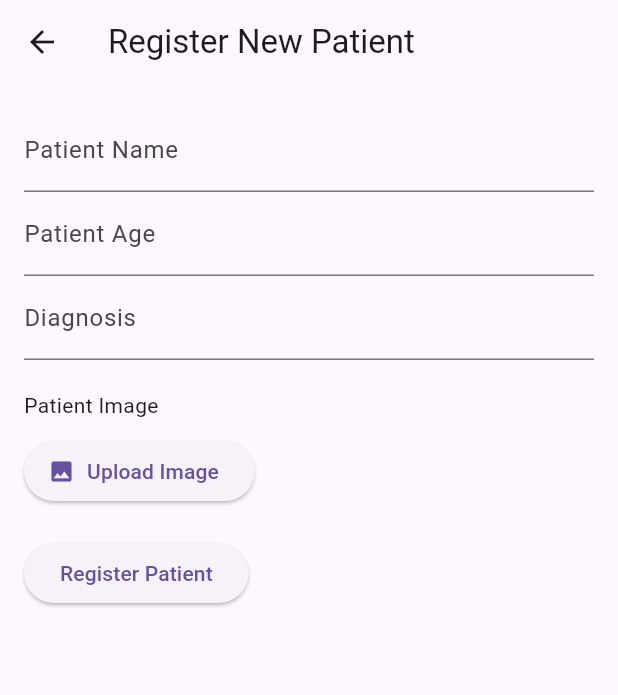
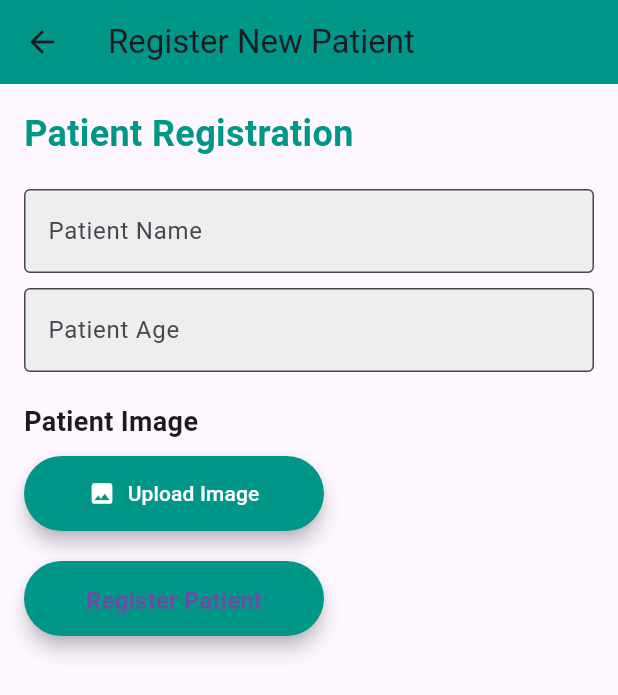
Before and after one commit to joseph-birara/mediSacn, a Flutter app: the PatientRegistrationView screen opened directly, on a phone screen of 412 x 824 dp. Shown: the top 695 px of the screen. Run offline on Flutter 3.47's test engine with Material 3 defaults, Android fonts, the phone set to English and light mode, and no system bars; our stand-ins replace image_picker, shared_preferences; accounts and stored records are empty.

Commit message:
mobile updated

```diff
--- a/mobile/mediscan/lib/main.dart
+++ b/mobile/mediscan/lib/main.dart
@@ -1,4 +1,5 @@
 import 'package:flutter/material.dart';
+import 'package:mediscan/views/patient_registration_view.dart';
 import 'package:provider/provider.dart';
 import 'state/app_state.dart';
 import 'state/auth_state.dart';
@@ -34,6 +35,7 @@ class MyApp extends StatelessWidget {
       routes: {
         '/': (context) => const LoginView(),
         '/patientList': (context) => const PatientListView(),
+        '/add-patient': (context) => const PatientRegistrationView()
       },
     );
   }
--- a/mobile/mediscan/lib/models/login_response.dart
+++ b/mobile/mediscan/lib/models/login_response.dart
@@ -1,24 +1,24 @@
-import 'package:mediscan/models/doctor.dart';
+// import 'package:mediscan/models/doctor.dart';
 
-class LoginResponse {
-  final String token;
-  final Doctor doctor;
+// class LoginResponse {
+//   final String token;
+//   final Doctor doctor;
 
-  LoginResponse({required this.token, required this.doctor});
+//   LoginResponse({required this.token, required this.doctor});
 
-  // Factory constructor to create a LoginResponse object from JSON
-  factory LoginResponse.fromJson(Map<String, dynamic> json) {
-    return LoginResponse(
-      token: json['token'],
-      doctor: Doctor.fromJson(json['doctor']),
-    );
-  }
+//   // Factory constructor to create a LoginResponse object from JSON
+//   factory LoginResponse.fromJson(Map<String, dynamic> json) {
+//     return LoginResponse(
+//       token: json['token'],
+//       doctor: Doctor.fromJson(json['doctor']),
+//     );
+//   }
 
-  // Convert LoginResponse object to JSON (for any outgoing requests, if needed)
-  Map<String, dynamic> toJson() {
-    return {
-      'token': token,
-      'doctor': doctor.toJson(),
-    };
-  }
-}
+//   // Convert LoginResponse object to JSON (for any outgoing requests, if needed)
+//   Map<String, dynamic> toJson() {
+//     return {
+//       'token': token,
+//       'doctor': doctor.toJson(),
+//     };
+//   }
+// }
--- a/mobile/mediscan/lib/views/login_view.dart
+++ b/mobile/mediscan/lib/views/login_view.dart
@@ -28,6 +28,7 @@ class _LoginViewState extends State<LoginView> {
         _isLoading = true;
       });
 
+      // Call the login method in AuthState
       final success = await Provider.of<AuthState>(context, listen: false)
           .login(_emailController.text, _passwordController.text);
 
@@ -36,10 +37,10 @@ class _LoginViewState extends State<LoginView> {
       });
 
       if (success) {
-        // Navigate to the patient list on successful login
+        // If login is successful, navigate to the patient list
         Navigator.pushReplacementNamed(context, '/patientList');
       } else {
-        // Show an error message if login failed
+        // If login failed, show an error message
         ScaffoldMessenger.of(context).showSnackBar(
           const SnackBar(
             content: Text('Login failed. Please check your credentials.'),
--- a/mobile/mediscan/lib/views/patient_registration_view.dart
+++ b/mobile/mediscan/lib/views/patient_registration_view.dart
@@ -8,7 +8,6 @@ import 'dart:convert';
 import 'package:uuid/uuid.dart';
 import '../state/patient_state.dart';
 import 'package:http_parser/http_parser.dart';
-import 'package:tflite/tflite.dart';
 
 class PatientRegistrationView extends StatefulWidget {
   const PatientRegistrationView({super.key});
@@ -22,74 +21,30 @@ class _PatientRegistrationViewState extends State<PatientRegistrationView> {
   final _formKey = GlobalKey<FormState>();
   final _nameController = TextEditingController();
   final _ageController = TextEditingController();
-  final _diagnosisController = TextEditingController();
   final uuid = const Uuid();
 
   File? _imageFile;
   String? _uploadedImageUrl;
+  bool _isLoading = false;
 
-  // Image picker instance
+  // Constants for Cloudinary configuration
+  static const String cloudinaryUrl =
+      'https://api.cloudinary.com/v1_1/dh7erhtam/image/upload';
+  static const String uploadPreset = 'ttt';
+
   final ImagePicker _picker = ImagePicker();
 
-  @override
-  void initState() {
-    super.initState();
-    _loadModel();
-  }
-
-  // Load the TFLite model
-  Future<void> _loadModel() async {
-    String? result = await Tflite.loadModel(
-      model: "assets/model.tflite",
-      labels: "assets/labels.txt", // If you have a labels file
-    );
-    print(result);
-  }
-
-  // Function to pick image
   Future<void> _pickImage() async {
     final pickedFile = await _picker.pickImage(source: ImageSource.gallery);
     if (pickedFile != null) {
       setState(() {
         _imageFile = File(pickedFile.path);
       });
-
-      // Run TFLite model on the selected image
-      _predictImage(_imageFile!);
-
-      // Upload the image to Cloudinary
-      _uploadImageToCloudinary(_imageFile!);
+      await _uploadImageToCloudinary(_imageFile!);
     }
   }
 
-  // Function to run prediction using the TFLite model
-  Future<void> _predictImage(File image) async {
-    var result = await Tflite.runModelOnImage(
-      path: image.path, // Path to the image file
-      imageMean: 0.0,
-      imageStd: 255.0,
-      numResults: 2, // Assuming two classes (TB or not TB)
-      threshold: 0.5,
-    );
-
-    if (result != null && result.isNotEmpty) {
-      setState(() {
-        // Assuming the result is a list of predictions with confidence values
-        _diagnosisController.text = result[0]
-            ['label']; // Store the predicted label in the diagnosis field
-      });
-    } else {
-      print('No prediction result.');
-    }
-  }
-
-  // Function to upload image to Cloudinary
   Future<void> _uploadImageToCloudinary(File imageFile) async {
-    String cloudinaryUrl =
-        'https://api.cloudinary.com/v1_1/<your-cloud-name>/image/upload'; // Replace with your Cloudinary cloud name
-    String uploadPreset =
-        '<your-upload-preset>'; // Replace with your upload preset
-
     final mimeType = imageFile.path.split('.').last;
 
     final request = http.MultipartRequest('POST', Uri.parse(cloudinaryUrl))
@@ -105,41 +60,41 @@ class _PatientRegistrationViewState extends State<PatientRegistrationView> {
         _uploadedImageUrl = data['secure_url'];
       });
       ScaffoldMessenger.of(context).showSnackBar(
-        const SnackBar(content: Text('Image uploaded successfully!')),
-      );
+          const SnackBar(content: Text('Image uploaded successfully!')));
+      _registerPatient(); // Save patient data
     } else {
       ScaffoldMessenger.of(context).showSnackBar(
-        const SnackBar(content: Text('Failed to upload image')),
-      );
+          const SnackBar(content: Text('Failed to upload image')));
     }
   }
 
   void _registerPatient() {
     if (_formKey.currentState!.validate()) {
+      // Randomly assign diagnosis
+      String diagnosis =
+          (DateTime.now().millisecondsSinceEpoch % 2 == 0) ? "TB" : "Not TB";
+
       final newPatient = Patient(
-        id: uuid.v4(), // Generate a unique ID for the patient
+        id: uuid.v4(),
         name: _nameController.text,
         age: int.parse(_ageController.text),
-        diagnosis: _diagnosisController.text, // Use the predicted diagnosis
-        imageUrl: _uploadedImageUrl ?? '', // Set uploaded image URL
+        diagnosis: diagnosis,
+        imageUrl: _uploadedImageUrl ?? '',
       );
 
-      // Add the new patient to the state
       Provider.of<PatientState>(context, listen: false).addPatient(newPatient);
-
-      // Show success message
       ScaffoldMessenger.of(context).showSnackBar(
-        const SnackBar(content: Text('Patient Registered Successfully!')),
-      );
+          const SnackBar(content: Text('Patient Registered Successfully!')));
 
       // Clear the form
       _nameController.clear();
       _ageController.clear();
-      _diagnosisController.clear();
       setState(() {
         _imageFile = null;
         _uploadedImageUrl = null;
       });
+
+      Navigator.pushNamed(context, '/patientList'); // Navigate to patient list
     }
   }
 
@@ -148,6 +103,7 @@ class _PatientRegistrationViewState extends State<PatientRegistrationView> {
     return Scaffold(
       appBar: AppBar(
         title: const Text('Register New Patient'),
+        backgroundColor: Colors.teal,
       ),
       body: Padding(
         padding: const EdgeInsets.all(16.0),
@@ -157,19 +113,35 @@ class _PatientRegistrationViewState extends State<PatientRegistrationView> {
             child: Column(
               crossAxisAlignment: CrossAxisAlignment.start,
               children: [
+                Text(
+                  'Patient Registration',
+                  style: TextStyle(
+                      fontSize: 24,
+                      fontWeight: FontWeight.bold,
+                      color: Colors.teal),
+                ),
+                const SizedBox(height: 20),
                 TextFormField(
                   controller: _nameController,
-                  decoration: const InputDecoration(labelText: 'Patient Name'),
-                  validator: (value) {
-                    if (value == null || value.isEmpty) {
-                      return 'Please enter the patient\'s name';
-                    }
-                    return null;
-                  },
+                  decoration: InputDecoration(
+                    labelText: 'Patient Name',
+                    border: OutlineInputBorder(),
+                    filled: true,
+                    fillColor: Colors.grey[200],
+                  ),
+                  validator: (value) => (value == null || value.isEmpty)
+                      ? 'Please enter the patient\'s name'
+                      : null,
                 ),
+                const SizedBox(height: 10),
                 TextFormField(
                   controller: _ageController,
-                  decoration: const InputDecoration(labelText: 'Patient Age'),
+                  decoration: InputDecoration(
+                    labelText: 'Patient Age',
+                    border: OutlineInputBorder(),
+                    filled: true,
+                    fillColor: Colors.grey[200],
+                  ),
                   keyboardType: TextInputType.number,
                   validator: (value) {
                     if (value == null || value.isEmpty) {
@@ -180,36 +152,66 @@ class _PatientRegistrationViewState extends State<PatientRegistrationView> {
                     return null;
                   },
                 ),
-                TextFormField(
-                  controller: _diagnosisController,
-                  decoration: const InputDecoration(labelText: 'Diagnosis'),
-                  validator: (value) {
-                    if (value == null || value.isEmpty) {
-                      return 'Please enter the diagnosis';
-                    }
-                    return null;
-                  },
+                const SizedBox(height: 20),
+                const Text(
+                  'Patient Image',
+                  style: TextStyle(fontSize: 18, fontWeight: FontWeight.bold),
                 ),
-                const SizedBox(height: 20),
-                const Text('Patient Image'),
                 const SizedBox(height: 10),
                 _imageFile == null
                     ? ElevatedButton.icon(
                         onPressed: _pickImage,
-                        icon: const Icon(Icons.image),
-                        label: const Text('Upload Image'),
+                        icon: const Icon(Icons.image, color: Colors.white),
+                        label: const Text('Upload Image',
+                            style: TextStyle(color: Colors.white)),
+                        style: ElevatedButton.styleFrom(
+                          backgroundColor: Colors.teal,
+                          padding: const EdgeInsets.symmetric(
+                              vertical: 15, horizontal: 20),
+                          fixedSize: const Size(200, 50), // Set button size
+                          shape: RoundedRectangleBorder(
+                              borderRadius: BorderRadius.circular(30)),
+                          elevation: 5,
+                        ),
                       )
-                    : Image.file(
-                        _imageFile!,
-                        height: 150,
-                        width: 150,
-                        fit: BoxFit.cover,
+                    : ClipRRect(
+                        borderRadius: BorderRadius.circular(10),
+                        child: Image.file(
+                          _imageFile!,
+                          height: 150,
+                          width: 150,
+                          fit: BoxFit.cover,
+                        ),
                       ),
                 const SizedBox(height: 20),
-                ElevatedButton(
-                  onPressed: _registerPatient,
-                  child: const Text('Register Patient'),
-                ),
+                _isLoading
+                    ? Center(child: CircularProgressIndicator())
+                    : ElevatedButton(
+                        onPressed: () {
+                          // Optionally call _registerPatient here
+                          if (_uploadedImageUrl != null) {
+                            _registerPatient();
+                          } else {
+                            ScaffoldMessenger.of(context).showSnackBar(
+                                const SnackBar(
+                                    content:
+                                        Text('Please upload an image first.')));
+                          }
+                        },
+                        child: const Text(
+                          'Register Patient',
+                          style: TextStyle(
+                              fontSize: 16, fontWeight: FontWeight.bold),
+                        ),
+                        style: ElevatedButton.styleFrom(
+                          backgroundColor: Colors.teal,
+                          padding: const EdgeInsets.symmetric(vertical: 15),
+                          fixedSize: const Size(200, 50), // Set button size
+                          shape: RoundedRectangleBorder(
+                              borderRadius: BorderRadius.circular(30)),
+                          elevation: 5,
+                        ),
+                      ),
               ],
             ),
           ),
@@ -222,7 +224,6 @@ class _PatientRegistrationViewState extends State<PatientRegistrationView> {
   void dispose() {
     _nameController.dispose();
     _ageController.dispose();
-    _diagnosisController.dispose();
     super.dispose();
   }
 }
```
Also changed, not shown: mobile/mediscan/lib/services/api_service.dart (+36 -13 lines), mobile/mediscan/lib/services/auth_service.dart (+33 -12 lines), mobile/mediscan/lib/state/auth_state.dart (+28 -8 lines), mobile/mediscan/lib/state/patient_state.dart (+44 -18 lines), mobile/mediscan/lib/views/patient_detail_view.dart (+62 -0 lines), mobile/mediscan/lib/views/patient_list_view.dart (+68 -7 lines), 7 other files.
